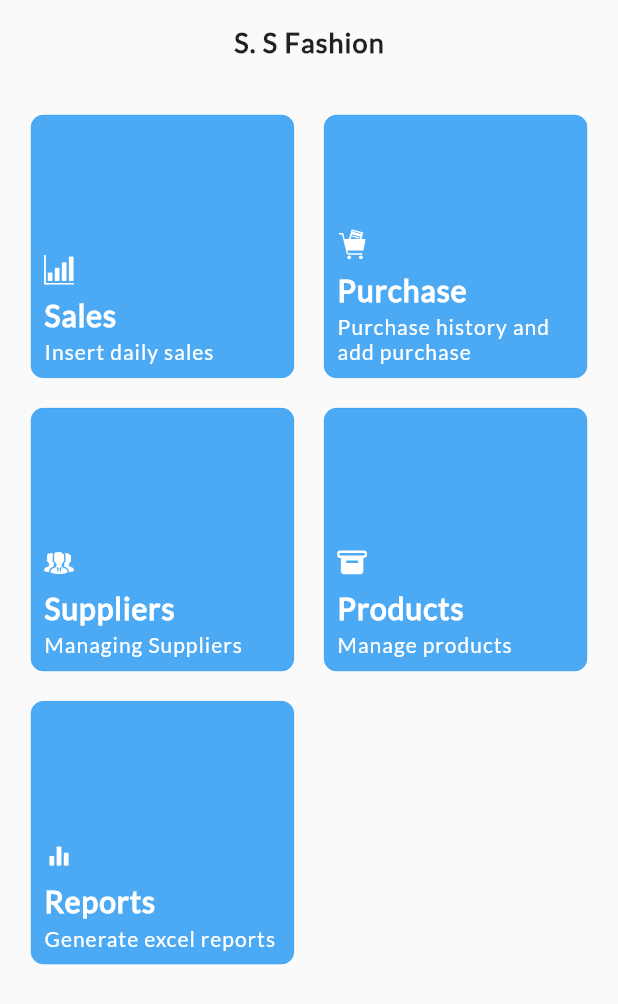
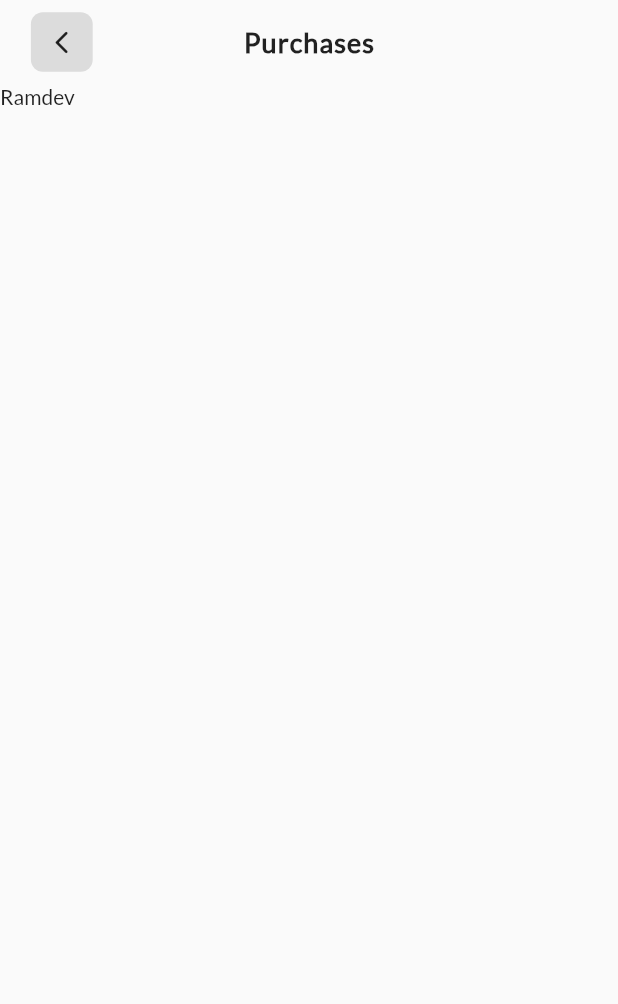
Before and after one commit to kumarabhiyadav/inventory-app, a Flutter app: the screen it shows after launch, after a tap on "Purchase", on a phone screen of 412 x 824 dp. Shown: the top 1004 px of the screen. Run offline on Flutter 3.47's test engine with Material 2 defaults, Android fonts, the phone set to English and light mode, and no system bars; our stand-ins replace flutter_svg.

Commit message:
purchase Module

```diff
--- a/lib/home/home_screen.dart
+++ b/lib/home/home_screen.dart
@@ -1,6 +1,7 @@
 import 'package:flutter/material.dart';
 
 import 'package:inventory_app/commonWidgets/app_bar.dart';
+import 'package:inventory_app/purchaseModule/screens/purchase_screen.dart';
 import '../InventoryModule/screens/product_screens.dart';
 import '../commonWidgets/options.dart';
 
@@ -37,7 +38,12 @@ class _HomeScreenState extends State<HomeScreen> {
               title: 'Sales',
             ),
             Options(
-              function: () {},
+              function: () {
+                Navigator.push(
+                    context,
+                    MaterialPageRoute(
+                        builder: (context) => const PurchaseScreen()));
+              },
               size: size,
               icon: 'assets/svgs/purchase.svg',
               subTitle: 'Purchase history and add purchase',
--- a/lib/main.dart
+++ b/lib/main.dart
@@ -2,6 +2,7 @@ import 'package:flutter/material.dart';
 import 'package:inventory_app/InventoryModule/providers/inventory_provider.dart';
 import 'package:inventory_app/font_size.dart';
 import 'package:inventory_app/home/home_screen.dart';
+import 'package:inventory_app/purchaseModule/providers/purchase_provider.dart';
 import 'package:provider/provider.dart';
 
 void main() {
@@ -16,6 +17,7 @@ class MyApp extends StatelessWidget {
     return MultiProvider(
       providers: [
         ChangeNotifierProvider(create: (_) => InventoryProvider()),
+        ChangeNotifierProvider(create: (_) => PurchaseProvider()),
       ],
       child: MaterialApp(
         debugShowCheckedModeBanner: false,
@@ -39,7 +41,7 @@ class MyApp extends StatelessWidget {
             ),
           ),
         ),
-        home: HomeScreen(),
+        home: const HomeScreen(),
       ),
     );
   }
--- /dev/null
+++ b/lib/purchaseModule/models/purchase_model.dart
@@ -0,0 +1,26 @@
+import 'package:inventory_app/InventoryModule/models/inventory_models.dart';
+
+class PurchaseSubproduct {
+  final double quantity;
+  final double cost;
+  final SubProductModel subProduct;
+  PurchaseSubproduct(
+      {required this.cost, required this.quantity, required this.subProduct});
+}
+
+class PurchaseModel {
+  double additionalCost;
+  List<PurchaseSubproduct> subproducts;
+  SupplierModel supplier;
+
+  PurchaseModel(
+      {required this.additionalCost,
+      required this.subproducts,
+      required this.supplier});
+}
+
+class SupplierModel {
+  String name;
+  String address;
+  SupplierModel({required this.address, required this.name});
+}
--- /dev/null
+++ b/lib/purchaseModule/providers/purchase_provider.dart
@@ -0,0 +1,17 @@
+import 'package:flutter/foundation.dart';
+import 'package:inventory_app/InventoryModule/models/inventory_models.dart';
+import 'package:inventory_app/purchaseModule/models/purchase_model.dart';
+
+class PurchaseProvider with ChangeNotifier {
+  List<PurchaseModel> purchase = [
+    PurchaseModel(
+        additionalCost: 100,
+        subproducts: [
+          PurchaseSubproduct(
+              cost: 100.00,
+              quantity: 10.0,
+              subProduct: SubProductModel(id: "1", name: "Lace"))
+        ],
+        supplier: SupplierModel(address: "Thane West", name: "Ramdev"))
+  ];
+}
--- /dev/null
+++ b/lib/purchaseModule/screens/purchase_screen.dart
@@ -0,0 +1,32 @@
+import 'package:flutter/material.dart';
+import 'package:inventory_app/commonWidgets/app_bar.dart';
+import 'package:inventory_app/purchaseModule/models/purchase_model.dart';
+import 'package:inventory_app/purchaseModule/providers/purchase_provider.dart';
+import 'package:provider/provider.dart';
+
+class PurchaseScreen extends StatefulWidget {
+  const PurchaseScreen({Key? key}) : super(key: key);
+
+  @override
+  State<PurchaseScreen> createState() => _PurchaseScreenState();
+}
+
+class _PurchaseScreenState extends State<PurchaseScreen> {
+  @override
+  Widget build(BuildContext context) {
+    final List<PurchaseModel> purchases =
+        Provider.of<PurchaseProvider>(context).purchase;
+    return Scaffold(
+      appBar: const CustomAppBar(title: 'Purchases'),
+      body: Column(
+        children: [
+          Container(
+            child: Column(
+              children: [Text(purchases[0].supplier.name)],
+            ),
+          )
+        ],
+      ),
+    );
+  }
+}
```
